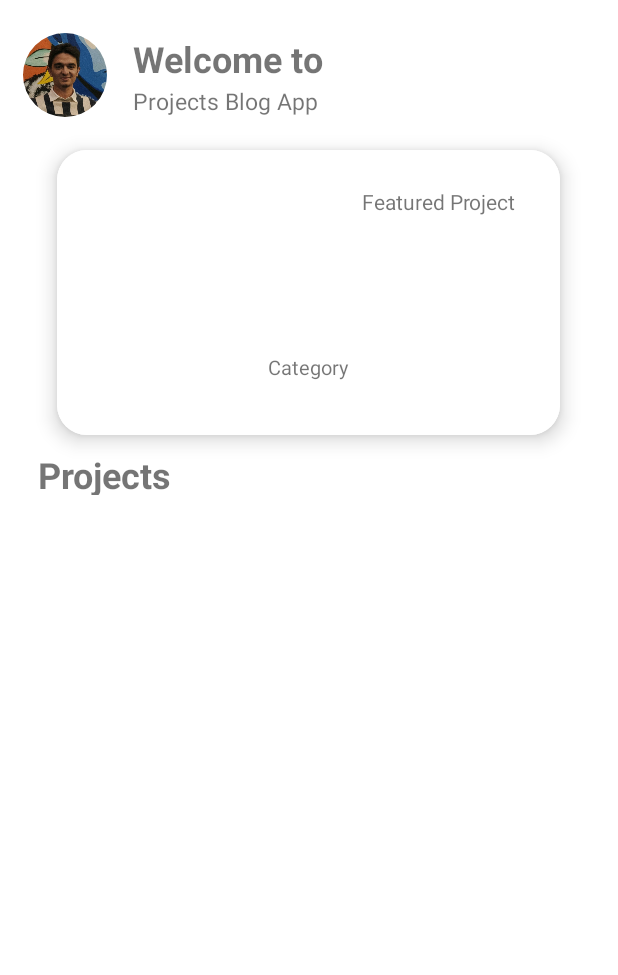
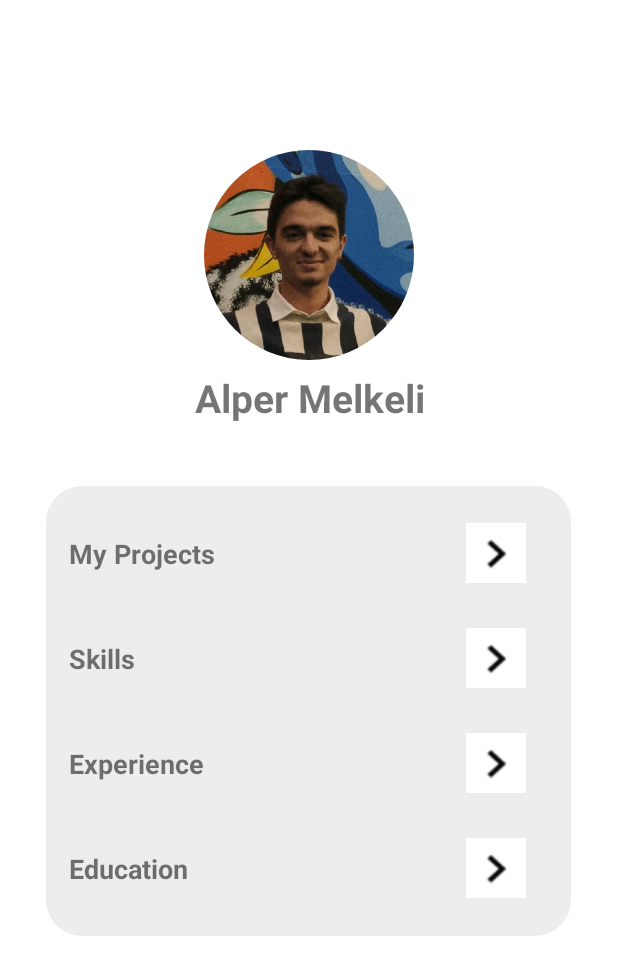
Before and after one commit to alpermelkeli/PersonalBlog, an Android app: the screen it shows after launch (HomeScreen before the commit, MainActivity after it), on a phone screen of 412 x 824 dp. Shown: the top 975 px of the screen. Run offline under Robolectric (Android 15) with nearby library versions, the phone set to English and light mode, and no system bars; our stand-ins replace ButterKnife.

Commit message:
New Activities and Screens Added.

```diff
--- /dev/null
+++ b/app/src/main/java/com/alpermelkeli/personalblog/uı/navigate/view/MainActivity.java
@@ -0,0 +1,82 @@
+package com.alpermelkeli.personalblog.uı.navigate.view;
+
+import androidx.appcompat.app.ActionBar;
+import androidx.appcompat.app.AppCompatActivity;
+import androidx.appcompat.widget.AppCompatButton;
+
+import android.content.Intent;
+import android.os.Bundle;
+import android.view.View;
+
+import com.alpermelkeli.personalblog.R;
+import com.alpermelkeli.personalblog.uı.education.view.EducationActivity;
+import com.alpermelkeli.personalblog.uı.experience.view.ExperienceActivity;
+import com.alpermelkeli.personalblog.uı.projects.view.ProjectsActivity;
+import com.alpermelkeli.personalblog.uı.skills.view.SkillsActivity;
+
+import butterknife.BindView;
+import butterknife.ButterKnife;
+
+public class MainActivity extends AppCompatActivity {
+    @BindView(R.id.myProjectButton)
+    AppCompatButton myProjectButton;
+    @BindView(R.id.skillsButton)
+    AppCompatButton skillsButton;
+    @BindView(R.id.experienceButton)
+    AppCompatButton experienceButton;
+    @BindView(R.id.educationButton)
+    AppCompatButton educationButton;
+
+
+
+    @Override
+    protected void onCreate(Bundle savedInstanceState) {
+        super.onCreate(savedInstanceState);
+        setContentView(R.layout.activity_main);
+        ButterKnife.bind(this);
+
+        ActionBar actionBar = getSupportActionBar();
+        if (actionBar != null) {
+            actionBar.hide();
+        }
+        clickListeners();
+
+
+
+
+    }
+    private void clickListeners(){
+        myProjectButton.setOnClickListener(new View.OnClickListener() {
+            @Override
+            public void onClick(View view) {
+                redirectActivity(new ProjectsActivity());
+            }
+        });
+        skillsButton.setOnClickListener(new View.OnClickListener() {
+            @Override
+            public void onClick(View view) {
+                redirectActivity(new SkillsActivity());
+            }
+        });
+        experienceButton.setOnClickListener(new View.OnClickListener() {
+            @Override
+            public void onClick(View view) {
+                redirectActivity(new ExperienceActivity());
+
+            }
+        });
+        educationButton.setOnClickListener(new View.OnClickListener() {
+            @Override
+            public void onClick(View view) {
+                redirectActivity(new EducationActivity());
+            }
+        });
+    }
+
+    private void redirectActivity(AppCompatActivity activity){
+        Intent intent = new Intent(this, activity.getClass());
+        startActivity(intent);
+    }
+
+
+}
--- a/app/src/main/java/com/alpermelkeli/personalblog/uı/projects/view/MainActivity.java
+++ /dev/null
@@ -1,34 +0,0 @@
-package com.alpermelkeli.personalblog.uı.projects.view;
-
-import androidx.appcompat.app.AppCompatActivity;
-
-import android.content.Intent;
-import android.os.Bundle;
-
-import com.alpermelkeli.personalblog.R;
-
-public class MainActivity extends AppCompatActivity {
-
-
-
-    @Override
-    protected void onCreate(Bundle savedInstanceState) {
-        super.onCreate(savedInstanceState);
-        setContentView(R.layout.activity_main);
-        changeScreen();
-
-    }
-
-    public void changeScreen(){
-
-        Intent intent = new Intent(MainActivity.this, HomeScreen.class);
-        startActivity(intent);
-        finish();
-
-
-    }
-
-
-
-
-}
--- /dev/null
+++ b/app/src/main/res/drawable/menu_background.xml
@@ -0,0 +1,19 @@
+<?xml version="1.0" encoding="utf-8"?>
+<selector xmlns:android="http://schemas.android.com/apk/res/android">
+<item>
+<shape android:shape="rectangle">
+
+ <solid android:color="#EDEDED">
+ </solid>
+ <corners android:radius="24dp">
+ </corners>
+
+
+</shape>
+
+
+
+</item>
+
+
+</selector>
--- a/app/src/main/res/layout/activity_home_screen.xml
+++ b/app/src/main/res/layout/activity_home_screen.xml
@@ -4,12 +4,16 @@
     xmlns:tools="http://schemas.android.com/tools"
     android:layout_width="match_parent"
     android:layout_height="match_parent"
-    tools:context=".uı.projects.view.HomeScreen">
+    tools:context=".uı.projects.view.ProjectsActivity">
 
     <FrameLayout
         android:id="@+id/homescreenFragmentLayout"
         android:layout_width="match_parent"
-        android:layout_height="match_parent">
+        android:layout_height="match_parent"
+        app:layout_constraintBottom_toBottomOf="parent"
+        app:layout_constraintEnd_toEndOf="parent"
+        app:layout_constraintStart_toStartOf="parent"
+        app:layout_constraintTop_toTopOf="parent">
 
     </FrameLayout>
 </androidx.constraintlayout.widget.ConstraintLayout>
--- a/app/src/main/res/layout/activity_main.xml
+++ b/app/src/main/res/layout/activity_main.xml
@@ -4,15 +4,159 @@
     xmlns:tools="http://schemas.android.com/tools"
     android:layout_width="match_parent"
     android:layout_height="match_parent"
-    tools:context=".uı.projects.view.MainActivity">
+    tools:context=".uı.navigate.view.MainActivity">
 
-    <TextView
-        android:layout_width="wrap_content"
-        android:layout_height="wrap_content"
-        android:text="Hello World!"
-        app:layout_constraintBottom_toBottomOf="parent"
+    <LinearLayout
+        android:layout_width="350dp"
+        android:layout_height="300dp"
+        android:layout_marginTop="24dp"
+        android:background="@drawable/menu_background"
+        android:orientation="vertical"
         app:layout_constraintEnd_toEndOf="parent"
+        app:layout_constraintHorizontal_bias="0.491"
         app:layout_constraintStart_toStartOf="parent"
-        app:layout_constraintTop_toTopOf="parent" />
+        app:layout_constraintTop_toBottomOf="@+id/linearLayout"
+        >
+        <LinearLayout
+
+            android:layout_width="match_parent"
+            android:layout_height="50dp"
+            android:layout_marginTop="20dp"
+            >
+            <TextView
+
+                android:layout_width="280dp"
+                android:layout_height="24dp"
+                android:text="My Projects"
+                android:textStyle="bold"
+                android:textSize="18sp"
+                android:paddingStart="15dp"
+                android:layout_gravity="center_vertical"
+                />
+            <androidx.appcompat.widget.AppCompatButton
+                android:id="@+id/myProjectButton"
+                android:layout_width="40dp"
+                android:layout_height="40dp"
+                android:layout_gravity="center_vertical"
+                android:background="@drawable/righticon"
+                />
+
+
+
+
+        </LinearLayout>
+        <LinearLayout
+
+            android:layout_width="match_parent"
+            android:layout_height="50dp"
+            android:layout_marginTop="20dp"
+            >
+            <TextView
+
+                android:layout_width="280dp"
+                android:layout_height="24dp"
+                android:text="Skills"
+                android:textStyle="bold"
+                android:textSize="18sp"
+                android:paddingStart="15dp"
+                android:layout_gravity="center_vertical"
+                />
+            <androidx.appcompat.widget.AppCompatButton
+                android:id="@+id/skillsButton"
+                android:layout_width="40dp"
+                android:layout_height="40dp"
+                android:layout_gravity="center_vertical"
+                android:background="@drawable/righticon"
+                />
+
+
+
+
+        </LinearLayout>
+        <LinearLayout
+
+            android:layout_width="match_parent"
+            android:layout_height="50dp"
+            android:layout_marginTop="20dp"
+            >
+            <TextView
+
+                android:layout_width="280dp"
+                android:layout_height="24dp"
+                android:text="Experience"
+                android:textStyle="bold"
+                android:textSize="18sp"
+                android:paddingStart="15dp"
+                android:layout_gravity="center_vertical"
+                />
+            <androidx.appcompat.widget.AppCompatButton
+                android:id="@+id/experienceButton"
+                android:layout_width="40dp"
+                android:layout_height="40dp"
+                android:layout_gravity="center_vertical"
+                android:background="@drawable/righticon"
+                />
+
+
+
+
+        </LinearLayout>
+        <LinearLayout
+
+            android:layout_width="match_parent"
+            android:layout_height="50dp"
+            android:layout_marginTop="20dp"
+            >
+            <TextView
+
+                android:layout_width="280dp"
+                android:layout_height="24dp"
+                android:text="Education"
+                android:textStyle="bold"
+                android:textSize="18sp"
+                android:paddingStart="15dp"
+                android:layout_gravity="center_vertical"
+                />
+            <androidx.appcompat.widget.AppCompatButton
+                android:id="@+id/educationButton"
+                android:layout_width="40dp"
+                android:layout_height="40dp"
+                android:layout_gravity="center_vertical"
+                android:background="@drawable/righticon"
+                />
+
+
+        </LinearLayout>
+    </LinearLayout>
+
+    <LinearLayout
+        android:id="@+id/linearLayout"
+        android:layout_width="match_parent"
+        android:layout_height="200dp"
+        android:layout_marginTop="100dp"
+        android:orientation="vertical"
+        app:layout_constraintEnd_toEndOf="parent"
+        app:layout_constraintHorizontal_bias="0.0"
+        app:layout_constraintStart_toStartOf="parent"
+        app:layout_constraintTop_toTopOf="parent">
+
+        <com.google.android.material.imageview.ShapeableImageView
+            android:layout_width="140dp"
+            android:layout_height="140dp"
+            android:layout_gravity="center_horizontal"
+            android:src="@drawable/myimage"
+            app:shapeAppearanceOverlay="@style/circle" />
+
+        <TextView
+            android:layout_width="match_parent"
+            android:layout_height="45dp"
+            android:gravity="center_horizontal"
+            android:paddingTop="7dp"
+            android:text="Alper Melkeli"
+            android:textSize="26sp"
+            android:textStyle="bold" />
+
+
+    </LinearLayout>
 
 </androidx.constraintlayout.widget.ConstraintLayout>
```
Also changed, not shown: app/src/main/AndroidManifest.xml (+13 -4 lines), app/src/main/java/com/alpermelkeli/personalblog/uı/education/view/EducationActivity.java (added, +16 -0 lines), app/src/main/java/com/alpermelkeli/personalblog/uı/experience/view/ExperienceActivity.java (added, +16 -0 lines), app/src/main/java/com/alpermelkeli/personalblog/uı/projects/view/ProjectsActivity.java (renamed from app/src/main/java/com/alpermelkeli/personalblog/uı/projects/view/HomeScreen.java, +1 -20 lines), app/src/main/java/com/alpermelkeli/personalblog/uı/skills/view/SkillsActivity.java (added, +16 -0 lines), app/src/main/res/layout/activity_education.xml (added, +9 -0 lines), app/src/main/res/layout/activity_experience.xml (added, +9 -0 lines), app/src/main/res/layout/activity_skills.xml (added, +9 -0 lines).
